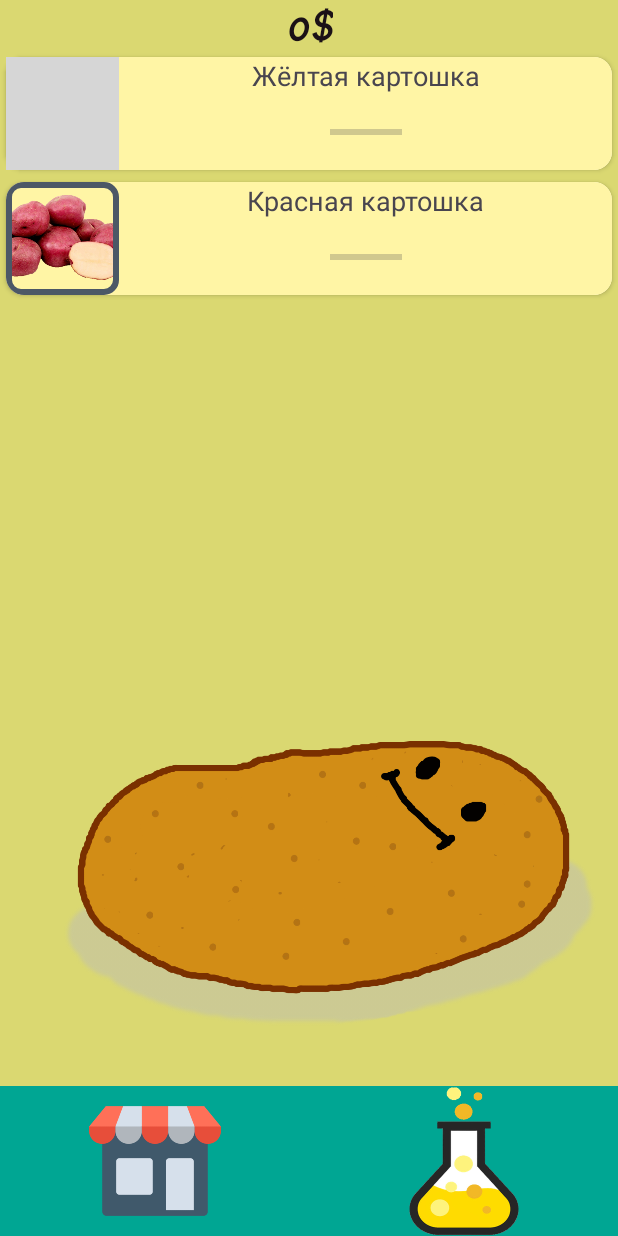
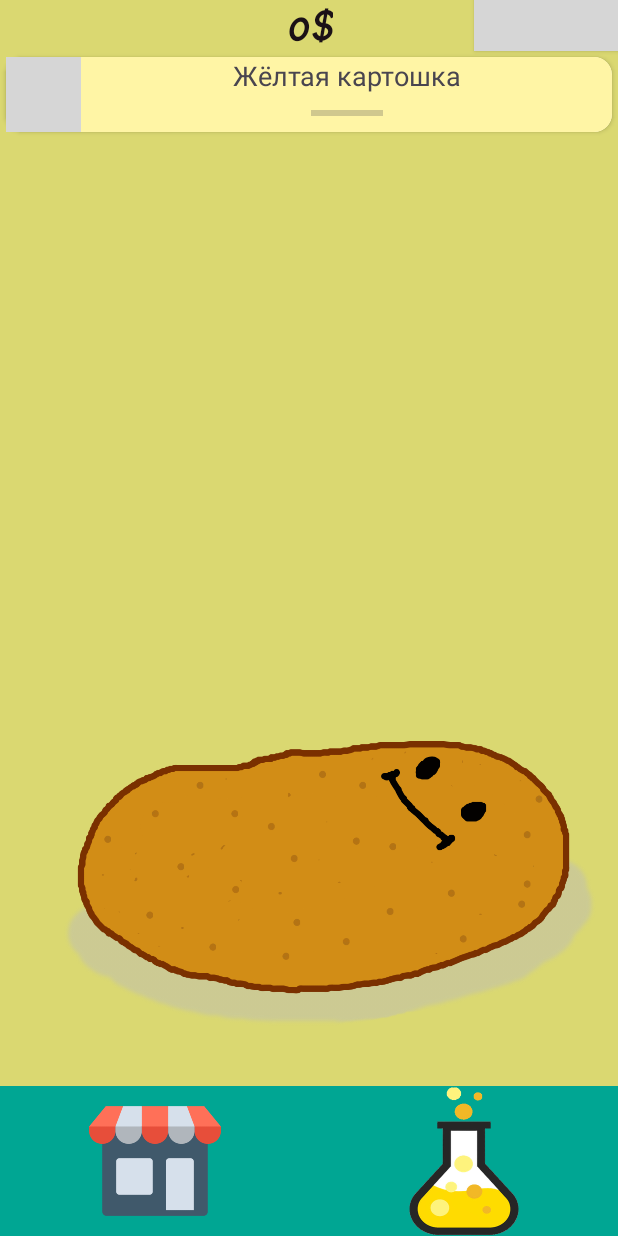
Before and after one commit to ZaharTu/clickertest, an Android app: the screen it shows after launch (MainActivity), on a phone screen of 412 x 824 dp. Run offline under Robolectric (Android 15) with nearby library versions, the phone set to English and light mode, and no system bars; grey boxes are pictures that could not be loaded.

Commit message:
17.03.2024 to check

```diff
--- a/app/build.gradle.kts
+++ b/app/build.gradle.kts
@@ -33,6 +33,7 @@ buildFeatures{
     }
 }
 dependencies {
+    implementation ("io.reactivex.rxjava3:rxjava:3.1.8")
     implementation("androidx.appcompat:appcompat:1.6.1")
     implementation("com.google.android.material:material:1.11.0")
     implementation("androidx.constraintlayout:constraintlayout:2.1.4")
--- a/app/src/main/java/com/example/clickertest/MainActivity.java
+++ b/app/src/main/java/com/example/clickertest/MainActivity.java
@@ -7,14 +7,15 @@ import androidx.recyclerview.widget.RecyclerView;
 import android.content.Intent;
 import android.media.MediaPlayer;
 import android.os.Bundle;
-import android.os.Handler;
-import android.os.Looper;
-import android.util.Log;
 import android.widget.TextView;
+import android.view.animation.Animation;
+import android.view.animation.AnimationUtils;
+import android.widget.Toast;
 
 import com.example.clickertest.ProgressBar.Potato;
 import com.example.clickertest.ProgressBar.ProgressBarAdapter;
 import com.example.clickertest.databinding.ActivityMainBinding;
+import com.google.android.material.snackbar.Snackbar;
 
 import java.util.ArrayList;
 import java.util.Timer;
@@ -30,7 +31,8 @@ public class MainActivity extends AppCompatActivity {
     private RecyclerView recyclerView;
     private FIleRedactor fileRedactor;
     private ProgressBarAdapter adapter;
-    MediaPlayer mediaPlayer;
+    private MediaPlayer mediaPlayer;
+
     @Override
     protected void onCreate(Bundle savedInstanceState) {
         binding = ActivityMainBinding.inflate(getLayoutInflater());
@@ -41,10 +43,16 @@ public class MainActivity extends AppCompatActivity {
         fileRedactor=new FIleRedactor();
         mediaPlayer=MediaPlayer.create(this,R.raw.digging);
         Intent MainIntent = new Intent(this, MarketActivity.class);
+        Animation animPotatoBtn = AnimationUtils.loadAnimation(this, R.anim.main_potato_anim);
         binding.potatobtn.setOnClickListener(v -> {
+            binding.potatobtn.startAnimation(animPotatoBtn);
             repository.IncrBalanceClick();
             mediaPlayer.start();
         });
+        binding.btnProg.setOnClickListener(v ->
+                Snackbar.make(binding.getRoot(),
+                        repository.getProg(),
+                        Snackbar.LENGTH_SHORT).show());
         binding.btnmarket.setOnClickListener(v -> startActivity(MainIntent));
         fileRedactor.setContext(this);
         fileRedactor.ReadFile();
@@ -71,8 +79,10 @@ public class MainActivity extends AppCompatActivity {
         super.onResume();
         binding.money.setText(+repository.getBalance()+"$");
         if (repository.isFlagBuySlave()){
-            repository.AddMaxDurAndProg();
-            potatoArrayList.add(0,setUpPotatoClass.AddFirstPotato());
+            for (int i = 0; i <repository.getMarket()[2]-repository.getSlavesBefore() ; i++) {
+                repository.AddMaxDurAndProg();
+                potatoArrayList.add(0,setUpPotatoClass.AddFirstPotato());
+            }
             adapter.setPotatoArrayList(potatoArrayList);
             recyclerView.setAdapter(adapter);
         }
--- a/app/src/main/java/com/example/clickertest/MarketActivity.java
+++ b/app/src/main/java/com/example/clickertest/MarketActivity.java
@@ -39,10 +39,14 @@ private boolean flag;
         recyclerView.setItemAnimator(null);
         recyclerView.setAdapter(adapter);
         recyclerView.setLayoutManager(new LinearLayoutManager(this));
+        repository.setSlavesBefore(repository.getMarket()[2]);
         adapter.setOnButtonClickListener(position -> {
             flag=repository.BuyItem(itemArrayList.get(position).getCost(), position);
             if (flag) {
                 setUpItemClass.incrCountBuy(position);
+                if(position==3){
+                    adapter.notifyItemChanged(2);
+                }
                 adapter.notifyItemChanged(position);
             }
         });
--- a/app/src/main/java/com/example/clickertest/ProgressBar/ProgressBarAdapter.java
+++ b/app/src/main/java/com/example/clickertest/ProgressBar/ProgressBarAdapter.java
@@ -1,16 +1,11 @@
 package com.example.clickertest.ProgressBar;
 
 import android.content.Context;
-import android.os.AsyncTask;
+
 import android.os.Handler;
-import android.os.HandlerThread;
-import android.os.Looper;
-import android.util.Log;
 import android.view.LayoutInflater;
 import android.view.View;
 import android.view.ViewGroup;
-import android.view.WindowManager;
-import android.widget.Button;
 import android.widget.ImageView;
 import android.widget.ProgressBar;
 import android.widget.TextView;
@@ -18,13 +13,13 @@ import android.widget.TextView;
 import androidx.annotation.NonNull;
 import androidx.recyclerview.widget.RecyclerView;
 
-import com.example.clickertest.IM_adapter;
+
 import com.example.clickertest.R;
 import com.example.clickertest.Repository;
-import com.example.clickertest.SetUpPotatoClass;
+
 
 import java.util.ArrayList;
-import java.util.logging.LogRecord;
+
 
 public class ProgressBarAdapter extends RecyclerView.Adapter<ProgressBarAdapter.MyViewHolder> {
     Context context;
@@ -47,17 +42,20 @@ public class ProgressBarAdapter extends RecyclerView.Adapter<ProgressBarAdapter.
 
     @Override
     public void onBindViewHolder(@NonNull ProgressBarAdapter.MyViewHolder holder, int position) {
-        holder.tvName.setText(potatoArrayList.get(position).getName());
+        String name = potatoArrayList.get(position).getName();
+        holder.tvName.setText(name);
         holder.imageView.setImageResource(potatoArrayList.get(position).getImage());
-        holder.progressBar.setMax(repository.getMaxDuration(position));
+        holder.progressBar.setMax(repository.getMaxDuration(position,name));
         handler.postDelayed(new Runnable() {
             @Override
             public void run() {
                 int progress = repository.getProgress(position)+ repository.getIncrProgressBar(); // Увеличение прогресса на 1
-                if (progress <= repository.getMaxDuration(position)) {
+                if (progress <= repository.getMaxDuration(position,name)) {
                     holder.progressBar.setProgress(progress);
                     repository.setProgress(position,progress);
                 } else {
+                    holder.progressBar.setMax(repository.getMaxDuration(position,name));
+                    repository.IncrPotatoAll(potatoArrayList.get(position).getName());
                     holder.progressBar.setProgress(0);
                     repository.IncrBalancePotato(position);
                 }
--- a/app/src/main/java/com/example/clickertest/Repository.java
+++ b/app/src/main/java/com/example/clickertest/Repository.java
@@ -1,17 +1,24 @@
 package com.example.clickertest;
 
 
+import android.content.Context;
+import android.util.Log;
+import android.widget.Toast;
 
 public class Repository {
     private static Repository Repinstance = null;
     private static int Balance;
     private int AddBalanceClick = 1;
     private int IncrProgressBar;
-    private int[] MaxDurations={49,200};
-    private int[] AddBalancePotatoes={1,5};
+    private final int[] PlantPotato={0,0};
+    private int[] MaxDurations={49};
+    private int[] AddBalancePotatoes={1};
     private final int[] Market= new int[6];
-    private int[] ProgressMas={0,0};
+    private int[] ProgressMas={0};
     private boolean flagBuySlave;
+    private int MaxSlave;
+    private int potatoAllAdd=1;
+    private int SlavesBefore;
     private Repository() {
         Balance = 0;
     }
@@ -24,8 +31,10 @@ public class Repository {
     public int getAddBalancePotato(int position){
         return AddBalancePotatoes[position];
     }
-    public int getMaxDuration(int position){
-        return MaxDurations[position];
+    public int getMaxDuration(int position, String name){
+        if(name.equals("Жёлтая картошка"))
+            return MaxDurations[position]*((PlantPotato[0]/200)+1);
+        return 150;
     }
     public boolean isFlagBuySlave() {
         return flagBuySlave;
@@ -43,7 +52,22 @@ public class Repository {
         return Market;
     }
     public int getProgress(int position){return ProgressMas[position];}
-    public void setProgress(int position,int progress){ProgressMas[position]=progress;}
+    public int getMaxSlave() {
+        return MaxSlave;
+    }
+    public int getSlavesBefore() {
+        return SlavesBefore;
+    }
+    public String getProg(){
+        return "Желтой картошки "+PlantPotato[0]+"\nКрасной картошки "+PlantPotato[1];
+    }
+    public void setMaxSlave(int maxSlave) {
+        MaxSlave = maxSlave;
+    }
+    public void setSlavesBefore(int slavesBefore) {
+        SlavesBefore = slavesBefore;
+    }
+    public void setProgress(int position, int progress){ProgressMas[position]=progress;}
     public void setBalance(int balance) {
         Balance = balance;
     }
@@ -56,11 +80,18 @@ public class Repository {
     public void setAddBalanceClick(int addBalanceClick) {
         AddBalanceClick = addBalanceClick;
     }
-    public void IncrAddBalance(){
-        AddBalanceClick+=1;
-    }
     public void IncrBalanceClick(){
         Balance+=AddBalanceClick;
+    }
+    public void IncrPotatoAllAdd(){
+        potatoAllAdd++;
+        for (int i = 0; i < AddBalancePotatoes.length; i++) {
+            AddBalancePotatoes[i]*=potatoAllAdd;
+        }
+    }
+    public void IncrPotatoAll(String name){
+        if(name.equals("Жёлтая картошка")) PlantPotato[0]+=potatoAllAdd;
+        else if (name.equals("Красная картошка")) PlantPotato[1]+=potatoAllAdd;
     }
     public void IncrBalancePotato(int position){
         Balance+=getAddBalancePotato(position);
@@ -83,12 +114,17 @@ public class Repository {
     }
     public boolean BuyItem(int cost,int position){
         if (Balance>=cost){
-            Balance-=cost;
-            Market[position]++;
+            if (position==2 && Market[2]>=MaxSlave) return false;
+            else {
+                Balance-=cost;
+                Market[position]++;
+            }
             Runnable[] actions = {
-                    this::IncrAddBalance,
+                    ()->AddBalanceClick++,
                     ()->setIncrProgressBar(Market[0]),
-                    ()->flagBuySlave=true,
+                    ()-> flagBuySlave=true,
+                    ()->MaxSlave+=5,
+                    this::IncrPotatoAllAdd,
             };
             if (position < actions.length) {
                 actions[position].run();
@@ -97,5 +133,4 @@ public class Repository {
         }
         return false;
     }
-
 }
--- a/app/src/main/java/com/example/clickertest/SetUpPotatoClass.java
+++ b/app/src/main/java/com/example/clickertest/SetUpPotatoClass.java
@@ -11,7 +11,7 @@ public class SetUpPotatoClass {
     private ArrayList<Potato> potatoArrayList ;
     private Context mcontext;
     private final Repository repository = Repository.newInstance();
-    int [] potatoImage={R.drawable.yellowpotato,R.drawable.redpotato};
+    int [] potatoImage={R.drawable.yellowpotato};
     String [] potatoName;
     int[] market;
 
@@ -24,14 +24,12 @@ public class SetUpPotatoClass {
     private SetUpPotatoClass(Context context){
         mcontext=context;
         potatoArrayList= new ArrayList<>();
-        potatoName=context.getResources().getStringArray(R.array.PotatoName);
-        for (int i = 0; i < potatoImage.length; i++) {
-            potatoArrayList.add(new Potato(
-                    potatoName[i],
-                    potatoImage[i]
-                    )
-            );
-        }
+        potatoName= new String[]{context.getResources().getString(R.string.Potato)};
+        potatoArrayList.add(new Potato(
+                potatoName[0],
+                potatoImage[0]
+                )
+        );
         market=repository.getMarket();
         for (int i = 0; i < market[2]; i++) {
             potatoArrayList.add(0,new Potato(potatoName[0],potatoImage[0]));
--- a/app/src/main/res/drawable/okantovka.xml
+++ b/app/src/main/res/drawable/okantovka.xml
@@ -2,7 +2,7 @@
 <shape xmlns:android="http://schemas.android.com/apk/res/android"
     android:shape="rectangle">
     <stroke
-        android:width="4dp"
+        android:width="2dp"
         android:color="#4C5866"/> <!-- Цвет и толщина границы -->
     <corners android:radius="8dp"/> <!-- Радиус закругления углов, при желании -->
 </shape>
--- a/app/src/main/res/layout/activity_main.xml
+++ b/app/src/main/res/layout/activity_main.xml
@@ -2,6 +2,7 @@
 <androidx.constraintlayout.widget.ConstraintLayout
     xmlns:android="http://schemas.android.com/apk/res/android"
     xmlns:app="http://schemas.android.com/apk/res-auto"
+    xmlns:tools="http://schemas.android.com/tools"
     android:layout_width="match_parent"
     android:layout_height="match_parent"
     android:orientation="vertical"
@@ -68,4 +69,14 @@
         app:layout_constraintEnd_toEndOf="parent"
         app:layout_constraintStart_toEndOf="@id/btnmarket" />
 
+    <Button
+        android:id="@+id/btnProg"
+        android:layout_width="wrap_content"
+        android:layout_height="wrap_content"
+        android:text="Прогресс"
+        android:fontFamily="@font/abc"
+        android:background="@drawable/button_design"
+        app:layout_constraintBottom_toBottomOf="@+id/money"
+        app:layout_constraintEnd_toEndOf="parent" />
+
 </androidx.constraintlayout.widget.ConstraintLayout>
--- a/app/src/main/res/layout/mainpotatobar.xml
+++ b/app/src/main/res/layout/mainpotatobar.xml
@@ -20,8 +20,8 @@
 
             <ImageView
                 android:id="@+id/ImageRecyclerBar"
-                android:layout_width="75dp"
-                android:layout_height="75dp"
+                android:layout_width="50dp"
+                android:layout_height="50dp"
                 android:foreground="@drawable/okantovka"
                 android:scaleType="centerCrop"
                 app:layout_constraintBottom_toBottomOf="parent"
--- a/app/src/main/res/values/intValue.xml
+++ b/app/src/main/res/values/intValue.xml
@@ -2,8 +2,8 @@
 <resources>
     <integer-array name="MarketCost">
         <item>100</item>
-        <item>250</item>
         <item>500</item>
+        <item>2000</item>
         <item>5000</item>
         <item>15000</item>
         <item>50000</item>
--- a/app/src/main/res/values/strings.xml
+++ b/app/src/main/res/values/strings.xml
@@ -1,6 +1,7 @@
 <resources>
     <string name="app_name">ClickerQPro</string>
     <string name="UPSpeed">Ускорить</string>
+    <string name="Potato">Жёлтая картошка</string>
     <string-array name="MarketName">
         <item>Лопата</item>
         <item>Перчатки</item>
@@ -13,19 +14,15 @@
         <item>Грядку вскопает,\nи по спине ударит</item>
         <item>Никто не хочет мозоли</item>
         <item>Садит картошку\nвместо тебя</item>
-        <item>Очень много рабов</item>
+        <item>Больше рабов!</item>
         <item>*ФЫРЧИТ*</item>
         <item>Капец как много \nСВОБОДНЫХ людей</item>
-    </string-array>
-    <string-array name="PotatoName">
-        <item>Жёлтая картошка</item>
-        <item>Красная картошка</item>
     </string-array>
     <string-array name="MarketHint">
         <item>+1$ за клик</item>
         <item>+1 Ускорение</item>
-        <item>+1 Желтая картошка</item>
-        <item>Затычка</item>
+        <item>+1 Желтая\nкартошка</item>
+        <item>+5 максимум\nрабов</item>
         <item>Затычка</item>
         <item>Затычка</item>
     </string-array>
```
Also changed, not shown: app/src/main/java/com/example/clickertest/FIleRedactor.java (+14 -6 lines), app/src/main/java/com/example/clickertest/IM_adapter.java (+19 -5 lines), app/src/main/res/anim/main_potato_anim.xml (added, +12 -0 lines), app/src/main/res/layout/upgradeitem1.xml (+9 -3 lines), app/src/main/res/drawable/redpotato.png (deleted).
